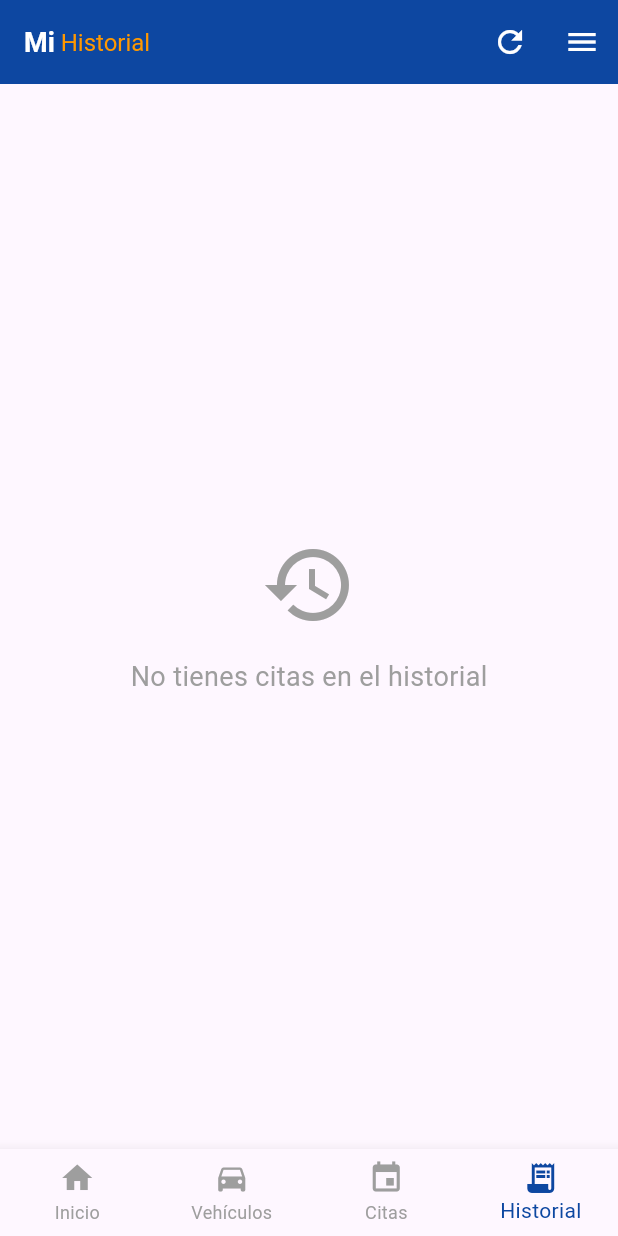
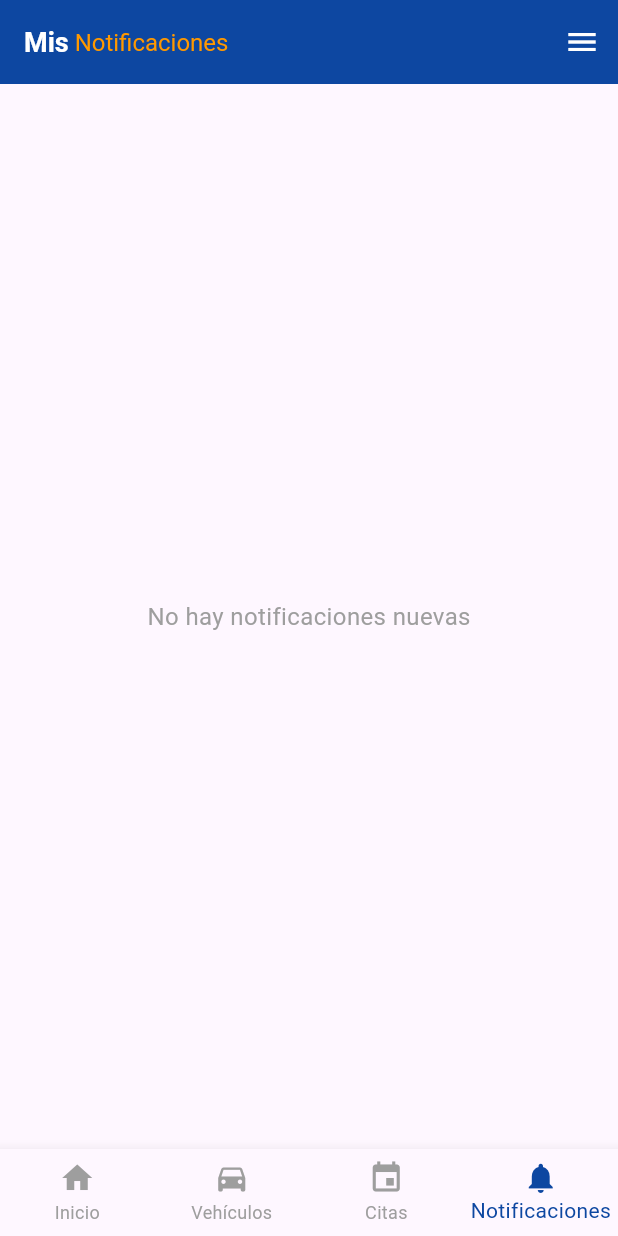
Before and after one commit to EnriqueCen312/techadminmovil, a Flutter app: the BottomNavigationPage screen opened directly, item 4 of the bottom bar chosen, on a phone screen of 412 x 824 dp. Run offline on Flutter 3.47's test engine with Material 3 defaults, Android fonts, the phone set to English and light mode, and no system bars; our stand-ins replace flutter_phoenix, flutter_svg, google_fonts, shared_preferences, supabase_flutter; accounts and stored records are empty.

Commit message:
notificaciones y algunos bugsitos al crear cita

```diff
--- a/lib/screens/home_page/home_page.dart
+++ b/lib/screens/home_page/home_page.dart
@@ -131,8 +131,19 @@ class _HomePageState extends State<HomePage> {
                 onBookingSubmitted: () async {
                   final result = await controller.bookAppointment(context);
                   if (result != null && result['success']) {
-                    Navigator.of(context).pop();
-                                    NavigationHelper.pushReplacementNamed(AppRoutes.appointmentsPage);
+                    Navigator.of(context).pop(); // Cierra el bottom sheet
+                    ScaffoldMessenger.of(context).showSnackBar(
+                      SnackBar(
+                        content: const Text('¡Cita creada con éxito!'),
+                        backgroundColor: Colors.green,
+                        behavior: SnackBarBehavior.floating,
+                        margin: const EdgeInsets.all(16),
+                        shape: RoundedRectangleBorder(
+                          borderRadius: BorderRadius.circular(8),
+                        ),
+                        duration: const Duration(seconds: 2),
+                      ),
+                    );
                   } else {
                     ScaffoldMessenger.of(context).showSnackBar(
                       SnackBar(
--- a/lib/screens/navigation/bottom_navigation_page.dart
+++ b/lib/screens/navigation/bottom_navigation_page.dart
@@ -2,7 +2,7 @@ import 'package:flutter/material.dart';
 import 'package:login_register_app/screens/home_page/home_page.dart';
 import 'package:login_register_app/screens/vehicle/vehicle_screen.dart';
 import 'package:login_register_app/screens/appointments/appointments_screen.dart';
-import 'package:login_register_app/screens/history/history_screen.dart';
+import 'package:login_register_app/screens/notifications/notifications_screen.dart';
 
 class BottomNavigationPage extends StatefulWidget {
   final int initialIndex;
@@ -20,7 +20,7 @@ class _BottomNavigationPageState extends State<BottomNavigationPage> {
     const HomePage(),
     const VehicleScreen(),
     const AppointmentsScreen(),
-    const HistoryScreen(),
+    const NotificationsScreen(),
   ];
 
   @override
@@ -71,8 +71,8 @@ class _BottomNavigationPageState extends State<BottomNavigationPage> {
               label: 'Citas',
             ),
             BottomNavigationBarItem(
-              icon: Icon(Icons.receipt_long),
-              label: 'Historial',
+              icon: Icon(Icons.notifications),
+              label: 'Notificaciones',
             ),
           ],
         ),
--- /dev/null
+++ b/lib/screens/notifications/notifications_screen.dart
@@ -0,0 +1,54 @@
+import 'package:flutter/material.dart';
+import 'package:login_register_app/widgets/app_drawer.dart';
+
+class NotificationsScreen extends StatelessWidget {
+  const NotificationsScreen({super.key});
+
+  @override
+  Widget build(BuildContext context) {
+    return Scaffold(
+      appBar: AppBar(
+        title: Row(
+          mainAxisSize: MainAxisSize.min,
+          children: [
+            const Text(
+              'Mis',
+              style: TextStyle(
+                color: Colors.white,
+                fontSize: 18,
+                fontWeight: FontWeight.bold,
+              ),
+            ),
+            Text(
+              ' Notificaciones',
+              style: TextStyle(
+                color: Colors.orange.shade500,
+                fontSize: 16,
+                fontWeight: FontWeight.normal,
+              ),
+            ),
+          ],
+        ),
+        backgroundColor: Colors.blue.shade900,
+        foregroundColor: Colors.white,
+        automaticallyImplyLeading: false,
+      ),
+      endDrawer: const AppDrawer(),
+      body: const Center(
+        child: Column(
+          mainAxisAlignment: MainAxisAlignment.center,
+          children: [
+            // Aquí puedes agregar tu lista de notificaciones
+            Text(
+              'No hay notificaciones nuevas',
+              style: TextStyle(
+                fontSize: 16,
+                color: Colors.grey,
+              ),
+            ),
+          ],
+        ),
+      ),
+    );
+  }
+}
```
Lines whose indentation alone changed are shown as unchanged.
